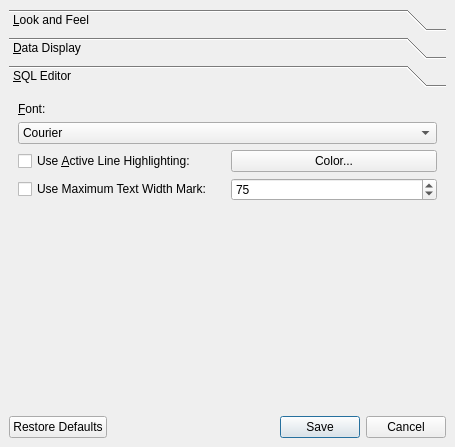
Above: Sqliteman/sqliteman/preferencesdialog.ui from iamkjg/sqliteman before the change. Below: the same form after it.
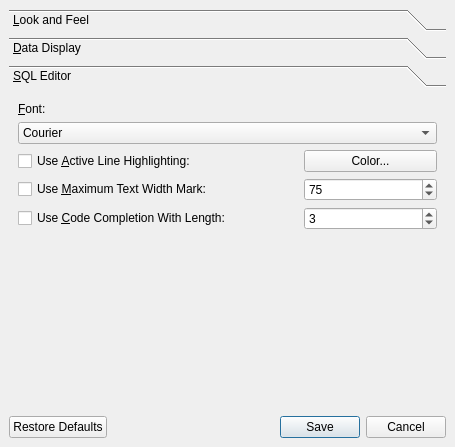
That is the form after the change. The open tabs and pages were chosen to show the change.

Commit message: Code Completion (sql keywords) for SQL editor implemented

The edit to the form file:
```diff
--- a/Sqliteman/sqliteman/preferencesdialog.ui
+++ b/Sqliteman/sqliteman/preferencesdialog.ui
@@ -16,7 +16,19 @@
    <property name="margin" >
     <number>9</number>
    </property>
-   <property name="spacing" >
+   <property name="topMargin" >
+    <number>9</number>
+   </property>
+   <property name="rightMargin" >
+    <number>9</number>
+   </property>
+   <property name="bottomMargin" >
+    <number>9</number>
+   </property>
+   <property name="horizontalSpacing" >
+    <number>6</number>
+   </property>
+   <property name="verticalSpacing" >
     <number>6</number>
    </property>
    <item row="0" column="0" >
@@ -285,16 +297,28 @@
       </layout>
      </widget>
      <widget class="QWidget" name="page_3" >
+      <property name="geometry" >
+       <rect>
+        <x>0</x>
+        <y>0</y>
+        <width>437</width>
+        <height>279</height>
+       </rect>
+      </property>
       <attribute name="label" >
        <string>&amp;SQL Editor</string>
       </attribute>
       <layout class="QGridLayout" >
-       <property name="margin" >
-        <number>9</number>
-       </property>
-       <property name="spacing" >
-        <number>6</number>
-       </property>
+       <item row="0" column="0" >
+        <widget class="QLabel" name="label_5" >
+         <property name="text" >
+          <string>&amp;Font:</string>
+         </property>
+         <property name="buddy" >
+          <cstring>fontComboBox</cstring>
+         </property>
+        </widget>
+       </item>
        <item row="1" column="0" colspan="2" >
         <widget class="QFontComboBox" name="fontComboBox" >
          <property name="editable" >
@@ -305,36 +329,6 @@
          </property>
         </widget>
        </item>
-       <item row="4" column="0" >
-        <spacer>
-         <property name="orientation" >
-          <enum>Qt::Vertical</enum>
-         </property>
-         <property name="sizeHint" >
-          <size>
-           <width>20</width>
-           <height>40</height>
-          </size>
-         </property>
-        </spacer>
-       </item>
-       <item row="0" column="0" >
-        <widget class="QLabel" name="label_5" >
-         <property name="text" >
-          <string>&amp;Font:</string>
-         </property>
-         <property name="buddy" >
-          <cstring>fontComboBox</cstring>
-         </property>
-        </widget>
-       </item>
-       <item row="3" column="0" >
-        <widget class="QCheckBox" name="useTextWidthMarkCheckBox" >
-         <property name="text" >
-          <string>Use Maximum Text Width Mark:</string>
-         </property>
-        </widget>
-       </item>
        <item row="2" column="0" >
         <widget class="QCheckBox" name="useActiveHighlightCheckBox" >
          <property name="text" >
@@ -349,6 +343,13 @@
          </property>
         </widget>
        </item>
+       <item row="3" column="0" >
+        <widget class="QCheckBox" name="useTextWidthMarkCheckBox" >
+         <property name="text" >
+          <string>Use &amp;Maximum Text Width Mark:</string>
+         </property>
+        </widget>
+       </item>
        <item row="3" column="1" >
         <widget class="QSpinBox" name="textWidthMarkSpinBox" >
          <property name="maximum" >
@@ -362,6 +363,36 @@
          </property>
         </widget>
        </item>
+       <item row="4" column="0" >
+        <widget class="QCheckBox" name="useCompletionCheck" >
+         <property name="text" >
+          <string>Use &amp;Code Completion With Length:</string>
+         </property>
+        </widget>
+       </item>
+       <item row="4" column="1" >
+        <widget class="QSpinBox" name="completionLengthBox" >
+         <property name="minimum" >
+          <number>1</number>
+         </property>
+         <property name="value" >
+          <number>3</number>
+         </property>
+        </widget>
+       </item>
+       <item row="5" column="0" >
+        <spacer>
+         <property name="orientation" >
+          <enum>Qt::Vertical</enum>
+         </property>
+         <property name="sizeHint" >
+          <size>
+           <width>280</width>
+           <height>61</height>
+          </size>
+         </property>
+        </spacer>
+       </item>
       </layout>
      </widget>
     </widget>
```
Left out of the diff: 107 changed lines with no effect on the pictures. The commit also changes 9 other files.
